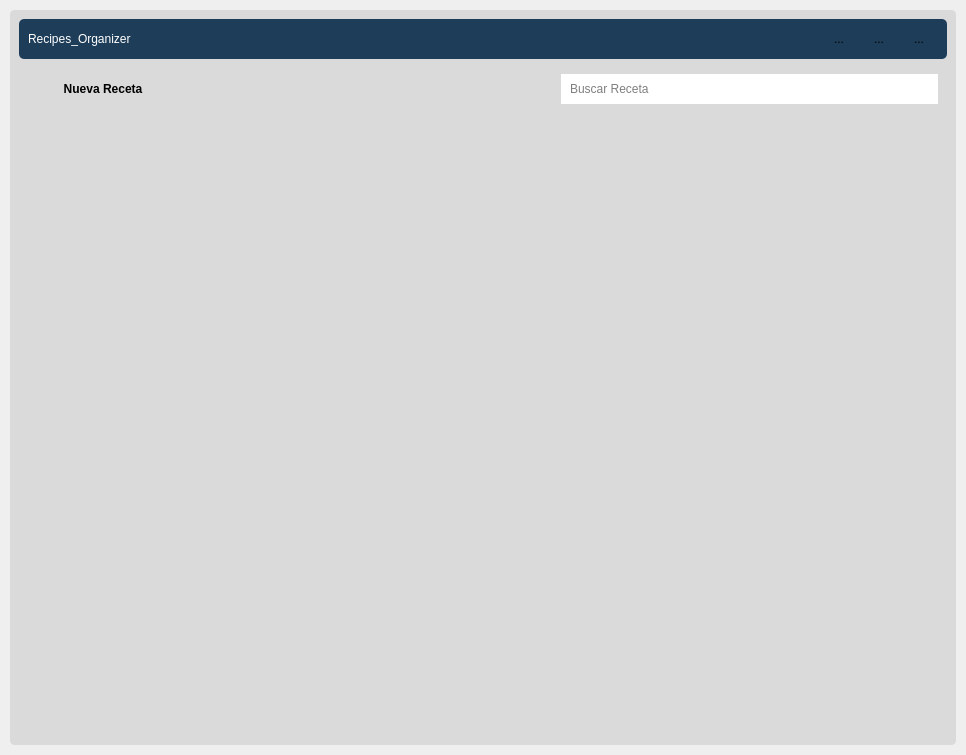
Qt form ui_files/main_window.ui (CamiloPuentes94/sistema_pedidos_pyside6) before a commit.
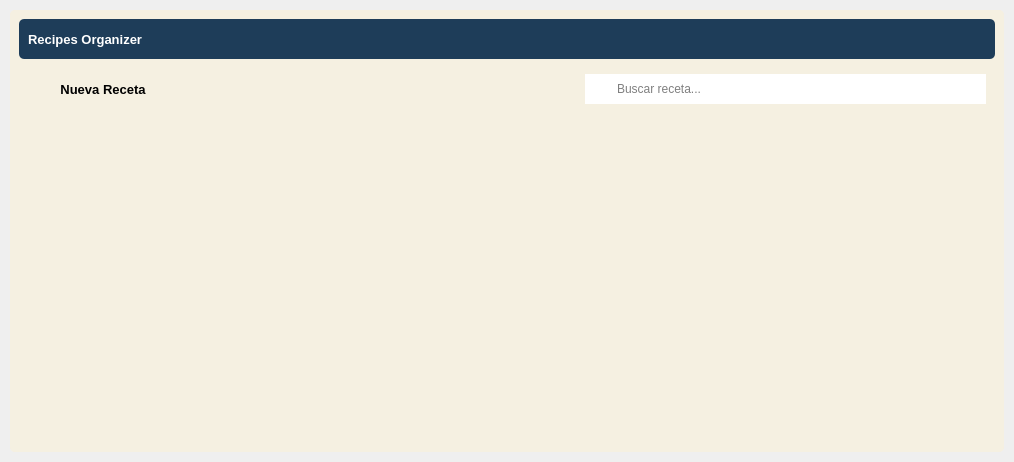
The same form after that commit. Icons and pictures are not drawn.

Commit message: Se cambian nombres de variables de la interface

Patch:
```diff
--- a/ui_files/main_window.ui
+++ b/ui_files/main_window.ui
@@ -6,16 +6,10 @@
    <rect>
     <x>0</x>
     <y>0</y>
-    <width>966</width>
-    <height>755</height>
+    <width>1014</width>
+    <height>462</height>
    </rect>
   </property>
-  <property name="font">
-   <font>
-    <pointsize>10</pointsize>
-    <bold>true</bold>
-   </font>
-  </property>
   <property name="windowTitle">
    <string>Main_window</string>
   </property>
@@ -65,7 +59,7 @@
       <item>
        <widget class="QFrame" name="background_frane">
         <property name="styleSheet">
-         <string notr="true">background-color: rgb(218, 218, 218);</string>
+         <string notr="true">background-color: rgb(245, 240, 225);</string>
         </property>
         <property name="frameShape">
          <enum>QFrame::StyledPanel</enum>
@@ -119,7 +113,7 @@
                </size>
               </property>
               <property name="styleSheet">
-               <string notr="true">background-color: rgb(30, 61, 89);</string>
+               <string notr="true">background-color: #1e3d59;</string>
               </property>
               <property name="frameShape">
                <enum>QFrame::StyledPanel</enum>
@@ -129,13 +123,18 @@
               </property>
               <layout class="QHBoxLayout" name="horizontalLayout_3">
                <item>
-                <widget class="QLabel" name="tittle_label">
+                <widget class="QLabel" name="title_label">
+                 <property name="font">
+                  <font>
+                   <pointsize>10</pointsize>
+                   <bold>true</bold>
+                  </font>
+                 </property>
                  <property name="styleSheet">
-                  <string notr="true">color:white
-</string>
+                  <string notr="true">color: white;</string>
                  </property>
                  <property name="text">
-                  <string>Recipes_Organizer</string>
+                  <string>Recipes Organizer</string>
                  </property>
                 </widget>
                </item>
@@ -162,14 +161,14 @@
                  <widget class="QToolButton" name="minimize_button">
                   <property name="geometry">
                    <rect>
-                    <x>0</x>
+                    <x>10</x>
                     <y>0</y>
                     <width>22</width>
                     <height>22</height>
                    </rect>
                   </property>
                   <property name="text">
-                   <string>...</string>
+                   <string/>
                   </property>
                   <property name="icon">
                    <iconset>
@@ -185,14 +184,14 @@
                  <widget class="QToolButton" name="restore_button">
                   <property name="geometry">
                    <rect>
-                    <x>40</x>
+                    <x>50</x>
                     <y>0</y>
                     <width>22</width>
                     <height>22</height>
                    </rect>
                   </property>
                   <property name="text">
-                   <string>...</string>
+                   <string/>
                   </property>
                   <property name="icon">
                    <iconset>
@@ -208,14 +207,14 @@
                  <widget class="QToolButton" name="maximize_button">
                   <property name="geometry">
                    <rect>
-                    <x>40</x>
+                    <x>50</x>
                     <y>0</y>
                     <width>22</width>
                     <height>22</height>
                    </rect>
                   </property>
                   <property name="text">
-                   <string>...</string>
+                   <string/>
                   </property>
                   <property name="icon">
                    <iconset>
@@ -231,14 +230,14 @@
                  <widget class="QToolButton" name="close_button">
                   <property name="geometry">
                    <rect>
-                    <x>80</x>
+                    <x>90</x>
                     <y>0</y>
                     <width>22</width>
                     <height>22</height>
                    </rect>
                   </property>
                   <property name="text">
-                   <string>...</string>
+                   <string/>
                   </property>
                   <property name="icon">
                    <iconset>
@@ -281,6 +280,7 @@
                  </property>
                  <property name="font">
                   <font>
+                   <pointsize>10</pointsize>
                    <bold>true</bold>
                   </font>
                  </property>
@@ -328,7 +328,7 @@
                   <widget class="QLabel" name="label">
                    <property name="minimumSize">
                     <size>
-                     <width>0</width>
+                     <width>30</width>
                      <height>30</height>
                     </size>
                    </property>
@@ -339,7 +339,7 @@
                     </size>
                    </property>
                    <property name="styleSheet">
-                    <string notr="true">background-color: rgb(255, 255, 255);
+                    <string notr="true">background-color: white;
 border-radius: 0px;</string>
                    </property>
                    <property name="text">
@@ -365,11 +365,12 @@
                     </size>
                    </property>
                    <property name="styleSheet">
-                    <string notr="true">background-color: rgb(255, 255, 255);
-border-radius: 0px;</string>
+                    <string notr="true">background-color: white;
+border-radius: 0px;
+</string>
                    </property>
                    <property name="placeholderText">
-                    <string>Buscar Receta</string>
+                    <string>Buscar receta...</string>
                    </property>
                   </widget>
                  </item>
@@ -379,7 +380,7 @@
              </widget>
             </item>
             <item>
-             <widget class="QTableView" name="recipes_table"/>
+             <widget class="QTableWidget" name="recipes_table"/>
             </item>
            </layout>
           </widget>
```
Left out of the diff: 18 changed lines with no effect on the pictures. The commit also changes 2 other files.
